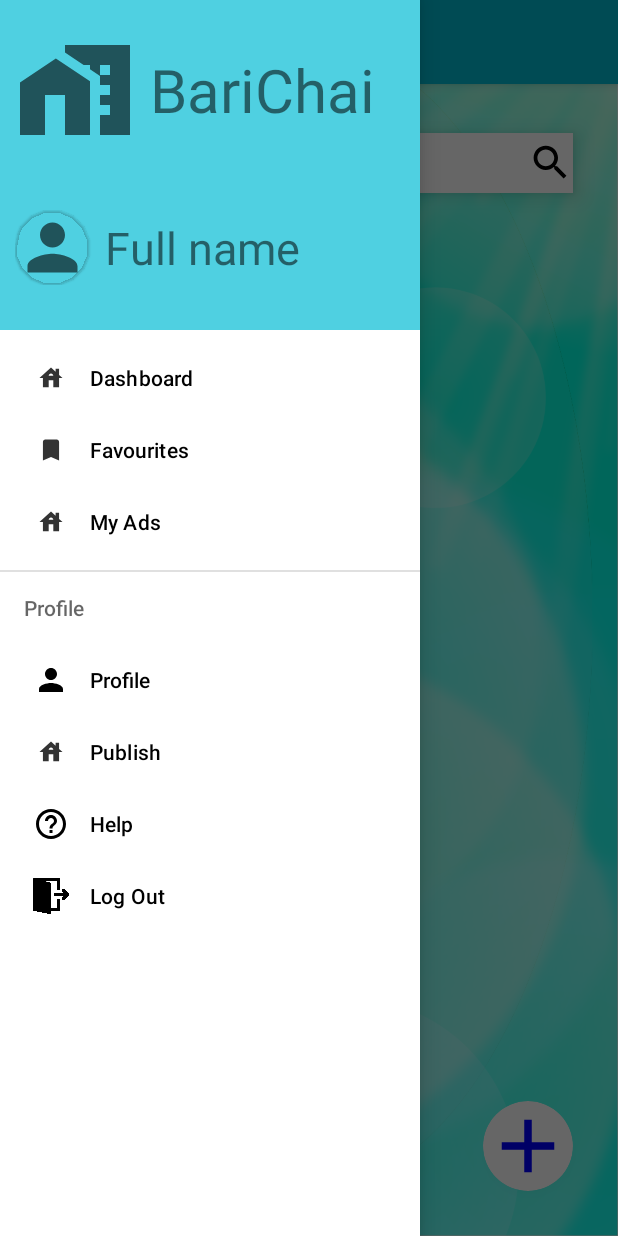
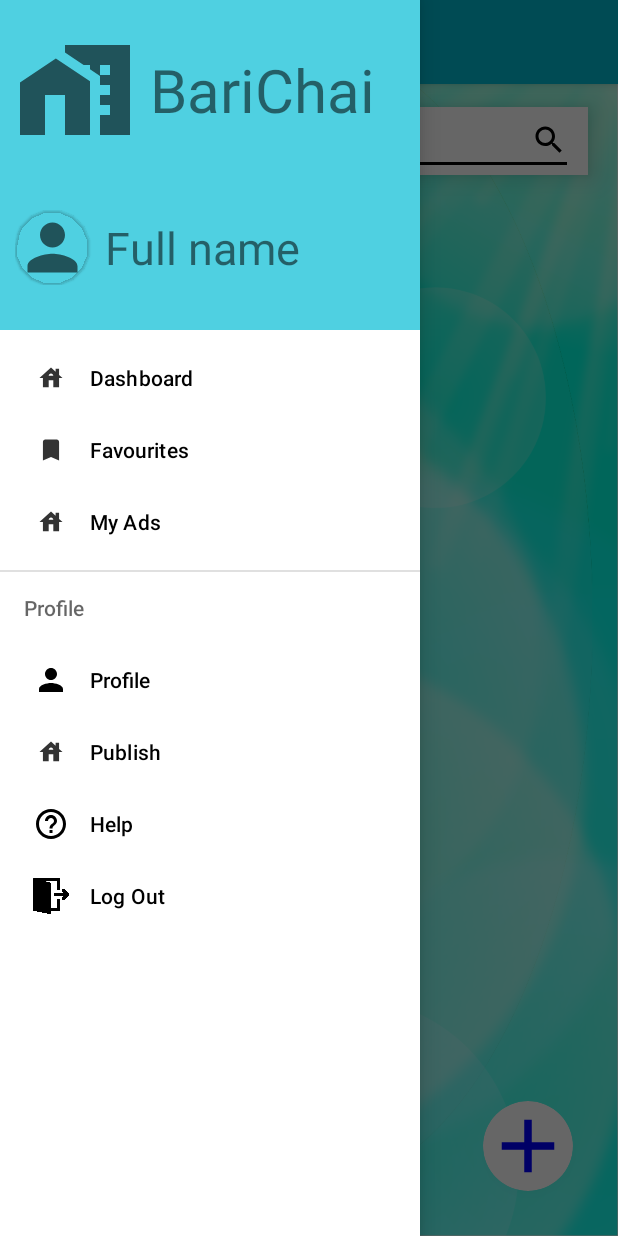
Before and after one commit to nihalshahria/BariChai, an Android app: the DashBoard screen opened directly, with no data from a screen before it, with the side drawer open, on a phone screen of 412 x 824 dp. Run offline under Robolectric (Android 15) with nearby library versions, the phone set to English and light mode, and no system bars; our stand-ins replace Firebase (no records; nobody signed in at launch, a user with empty details on screens opened directly), Picasso; 2 statements that could not run were skipped.

Commit message:
Searchbar and it's functionality added

```diff
--- a/app/src/main/java/com/example/VaraBari/Activities/DashBoard.java
+++ b/app/src/main/java/com/example/VaraBari/Activities/DashBoard.java
@@ -9,9 +9,13 @@ import androidx.drawerlayout.widget.DrawerLayout;
 import android.content.Intent;
 import android.content.SharedPreferences;
 import android.os.Bundle;
+import android.text.Editable;
+import android.text.TextWatcher;
 import android.view.MenuItem;
 import android.view.View;
+import android.widget.EditText;
 import android.widget.ImageView;
+import android.widget.SearchView;
 import android.widget.TextView;
 import android.widget.Toast;
 
@@ -34,11 +38,14 @@ import com.squareup.picasso.Picasso;
 import org.jetbrains.annotations.NotNull;
 
 import java.util.ArrayList;
+import java.util.Collections;
 
 public class DashBoard extends AppCompatActivity implements NavigationView.OnNavigationItemSelectedListener {
 
     private View headerView;
     private RecyclerView recyclerView;
+    public EditText searchView;
+    CharSequence search = "";
     public TextView navUserFullName;
     private ImageView navUserPic;
     private DrawerLayout drawerLayout;
@@ -48,7 +55,7 @@ public class DashBoard extends AppCompatActivity implements NavigationView.OnNav
     private String _profileImageLink, _fullName, _phoneNo, _address, _email;
 
     DashboardAdapter dashboardAdapter;
-    ArrayList<House>list;
+    ArrayList<House> list;
 
 
     private FirebaseAuth firebaseAuth;
@@ -76,20 +83,17 @@ public class DashBoard extends AppCompatActivity implements NavigationView.OnNav
         houseRef.addValueEventListener(new ValueEventListener() {
             @Override
             public void onDataChange(@NonNull @NotNull DataSnapshot snapshot) {
-//                synchronized (this){
-                    list.clear();
-                    for (DataSnapshot dataSnapshot : snapshot.getChildren()){
-                        for(DataSnapshot dataSnapshot1: dataSnapshot.getChildren()){
-                            House house = dataSnapshot1.getValue(House.class);
-                            if(house.isAvailable){
-                                list.add(house);
-                            }
+                list.clear();
+                for (DataSnapshot dataSnapshot : snapshot.getChildren()) {
+                    for (DataSnapshot dataSnapshot1 : dataSnapshot.getChildren()) {
+                        House house = dataSnapshot1.getValue(House.class);
+                        if (house.isAvailable) {
+                            list.add(house);
                         }
                     }
-                    dashboardAdapter.notifyDataSetChanged();
-
-//                    }
-
+                }
+//                Collections.sort(list, House.compareByHouseAreaDsc);
+                dashboardAdapter.notifyDataSetChanged();
             }
 
             @Override
@@ -99,11 +103,31 @@ public class DashBoard extends AppCompatActivity implements NavigationView.OnNav
             }
         });
 
+        searchView = (EditText)findViewById(R.id.dashboard_searchview);
+        searchView.addTextChangedListener(new TextWatcher() {
+            @Override
+            public void beforeTextChanged(CharSequence charSequence, int start, int count, int after) {
+
+            }
+
+            @Override
+            public void onTextChanged(CharSequence charSequence, int start, int before, int count) {
+                dashboardAdapter.getFilter().filter(charSequence);
+                search = charSequence;
+            }
+
+            @Override
+            public void afterTextChanged(Editable s) {
+
+            }
+        });
+
+
         drawerLayout = (DrawerLayout) findViewById(R.id.drawer_layout_dashboard);
         navigationView = (NavigationView) findViewById(R.id.nav_view_dashboard);
         headerView = navigationView.getHeaderView(0);
-        navUserPic = (ImageView)headerView.findViewById(R.id.nav_user_pic);
-        navUserFullName = (TextView)headerView.findViewById(R.id.nav_user_full_name);
+        navUserPic = (ImageView) headerView.findViewById(R.id.nav_user_pic);
+        navUserFullName = (TextView) headerView.findViewById(R.id.nav_user_full_name);
         toolbar = findViewById(R.id.toolbar);
         setSupportActionBar(toolbar);
 
@@ -119,11 +143,12 @@ public class DashBoard extends AppCompatActivity implements NavigationView.OnNav
             public void onDataChange(DataSnapshot dataSnapshot) {
                 _fullName = dataSnapshot.child(uuid).child("fullName").getValue(String.class);
                 _profileImageLink = dataSnapshot.child(uuid).child("profileImageLink").getValue(String.class);
-                if(!_profileImageLink.isEmpty()) {
+                if (!_profileImageLink.isEmpty()) {
                     Picasso.get().load(_profileImageLink).into(navUserPic);
                 }
-                if(!_fullName.isEmpty())navUserFullName.setText(_fullName);
+                if (!_fullName.isEmpty()) navUserFullName.setText(_fullName);
             }
+
             @Override
             public void onCancelled(@NonNull @NotNull DatabaseError error) {
                 Toast.makeText(DashBoard.this, "Error!", Toast.LENGTH_SHORT).show();
--- a/app/src/main/res/layout/activity_dash_board.xml
+++ b/app/src/main/res/layout/activity_dash_board.xml
@@ -29,41 +29,33 @@
             android:layout_width="match_parent"
             android:layout_height="wrap_content">
 
-            <TextView
-                android:id="@+id/app_name"
-                android:layout_width="wrap_content"
-                android:layout_height="wrap_content"
-                android:text="@string/app_name"
-                android:textColor="@color/black"
-                android:textSize="24sp"
-                android:layout_centerHorizontal="true"/>
-
             <RelativeLayout
                 android:id="@+id/dashboard_searchbar"
                 android:layout_width="match_parent"
-                android:layout_height="40dp"
-                android:layout_below="@+id/app_name"
+                android:layout_height="45dp"
                 android:background="@color/white"
-                android:layout_marginHorizontal="30dp"
-                android:elevation="8dp">
-
-                <TextView
-                    android:layout_width="wrap_content"
+                android:layout_marginTop="15dp"
+                android:layout_marginBottom="10dp"
+                android:layout_marginHorizontal="20dp"
+                android:elevation="10dp">
+                <EditText
+                    android:id="@+id/dashboard_searchview"
+                    android:layout_width="match_parent"
                     android:layout_height="wrap_content"
-                    android:text="@string/search_text"
-                    android:textSize="20sp"
+                    android:hint="@string/search_text"
+                    android:textSize="18sp"
+                    android:textColorHint="@color/black"
+                    android:backgroundTint="@color/black"
                     android:textColor="@color/black"
                     android:layout_centerVertical="true"
-                    android:layout_marginLeft="15dp"/>
-
-
-                <ImageView
-                    android:layout_width="30dp"
-                    android:layout_height="30dp"
-                    android:src="@drawable/search_icon"
-                    android:layout_alignParentRight="true"
-                    android:layout_centerVertical="true"/>
+                    android:drawableEnd="@drawable/search_icon"
+                    android:layout_marginHorizontal="10dp"/>
             </RelativeLayout>
+<!--            <androidx.appcompat.widget.SearchView-->
+<!--                android:id="@+id/dashboard_searchview"-->
+<!--                android:layout_width="match_parent"-->
+<!--                android:layout_height="match_parent"-->
+<!--                android:layout_below="@id/dashboard_searchbar"/>-->
 
             <androidx.recyclerview.widget.RecyclerView
                 android:id="@+id/dashboard_recyclerview"
```
Also changed, not shown: app/src/main/java/com/example/VaraBari/Adapters/DashboardAdapter.java (+40 -1 lines), app/src/main/java/com/example/VaraBari/Objects/House.java (+69 -0 lines).
